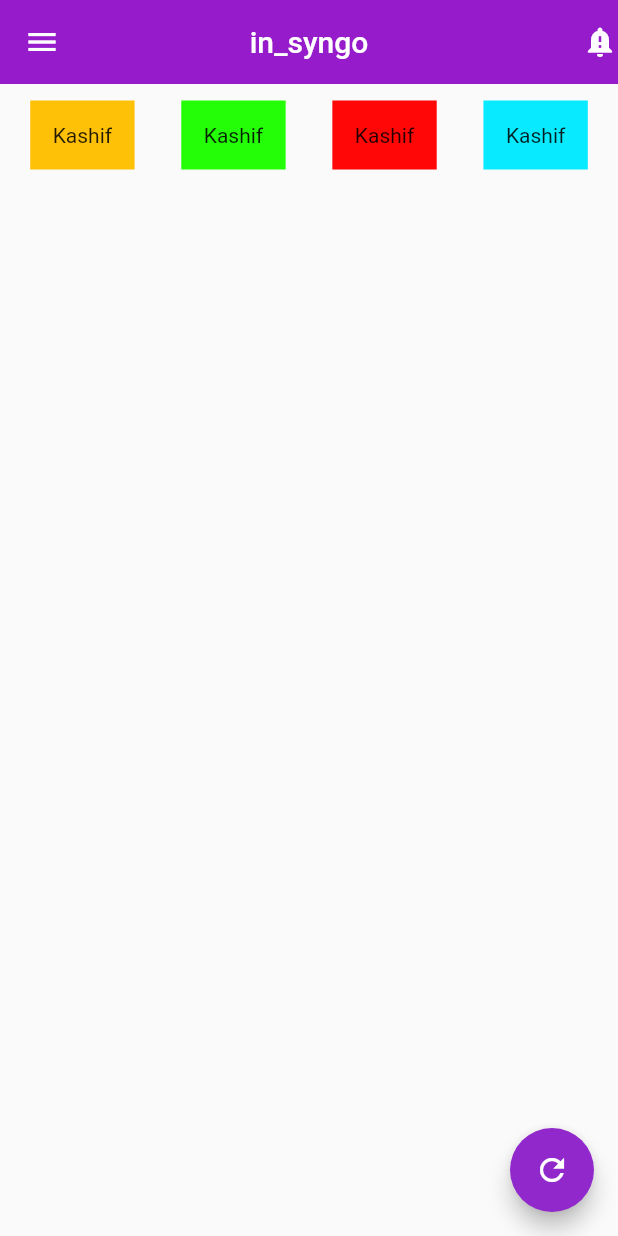
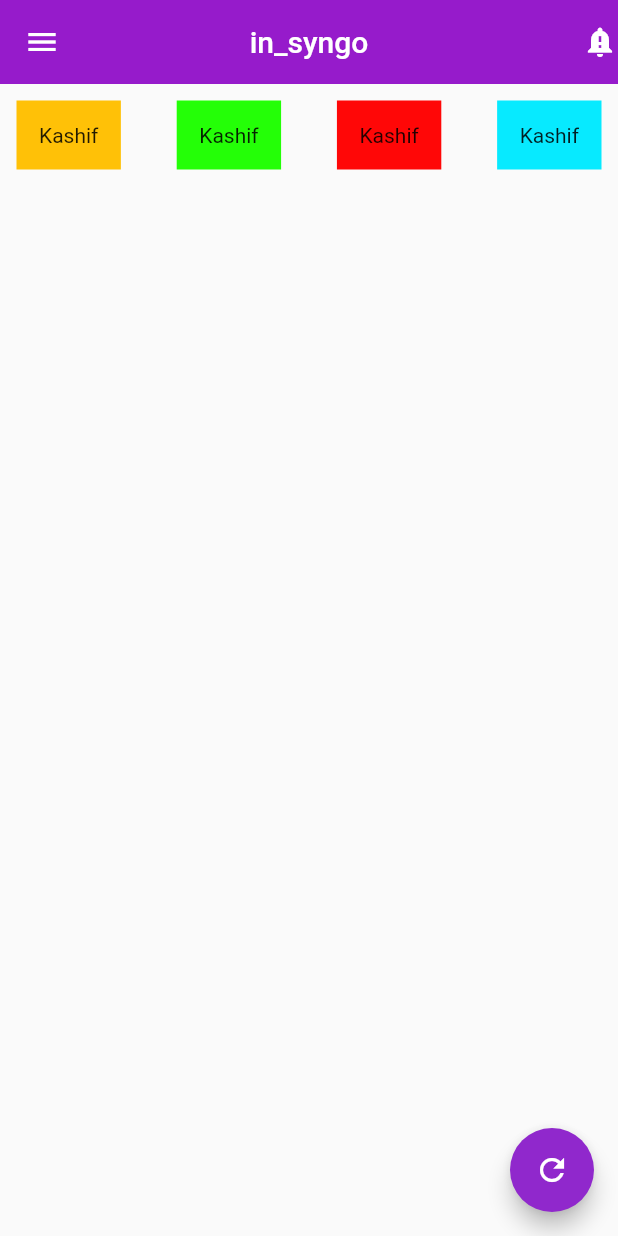
Before and after one commit to HEYKASHIF/flybe, a Flutter app: the screen it shows after launch, on a phone screen of 412 x 824 dp. Run offline on Flutter 3.47's test engine with Material 2 defaults, Android fonts, the light colour scheme and no system bars.

Commit message:
26-march commit18

```diff
--- a/lib/main.dart
+++ b/lib/main.dart
@@ -29,7 +29,7 @@ class MyApp extends StatelessWidget {
           actions: const [Icon(Icons.notification_important)],
         ),
         body: Row(
-          mainAxisAlignment: MainAxisAlignment.spaceEvenly,
+          mainAxisAlignment: MainAxisAlignment.spaceBetween,
           children: [
             Container(
               margin: EdgeInsets.all(11),
```
